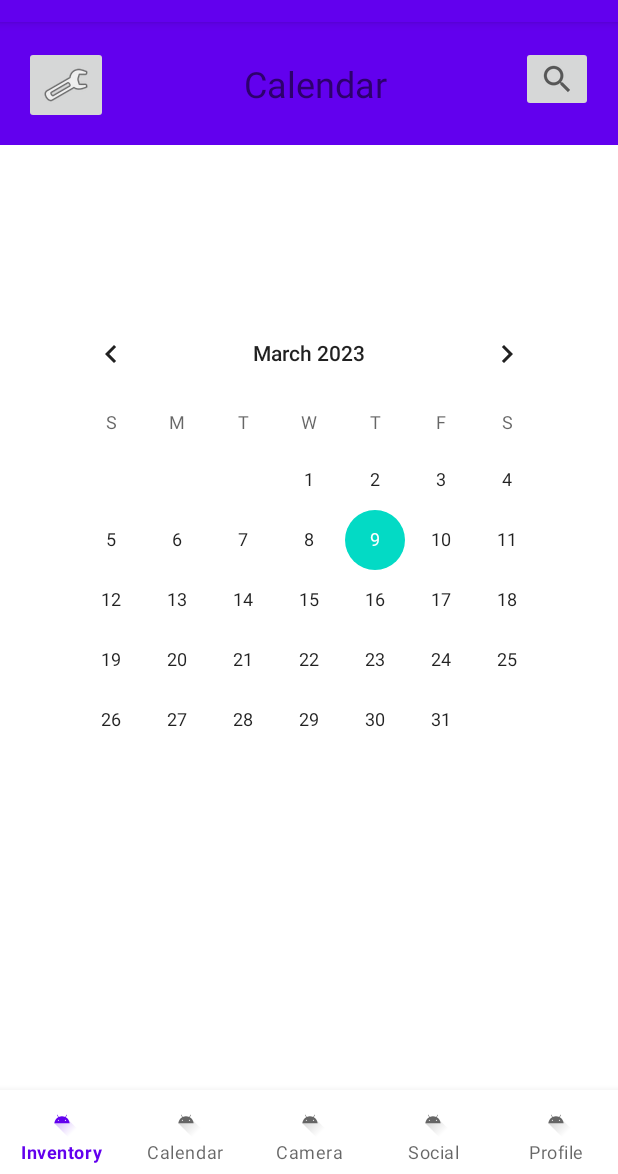
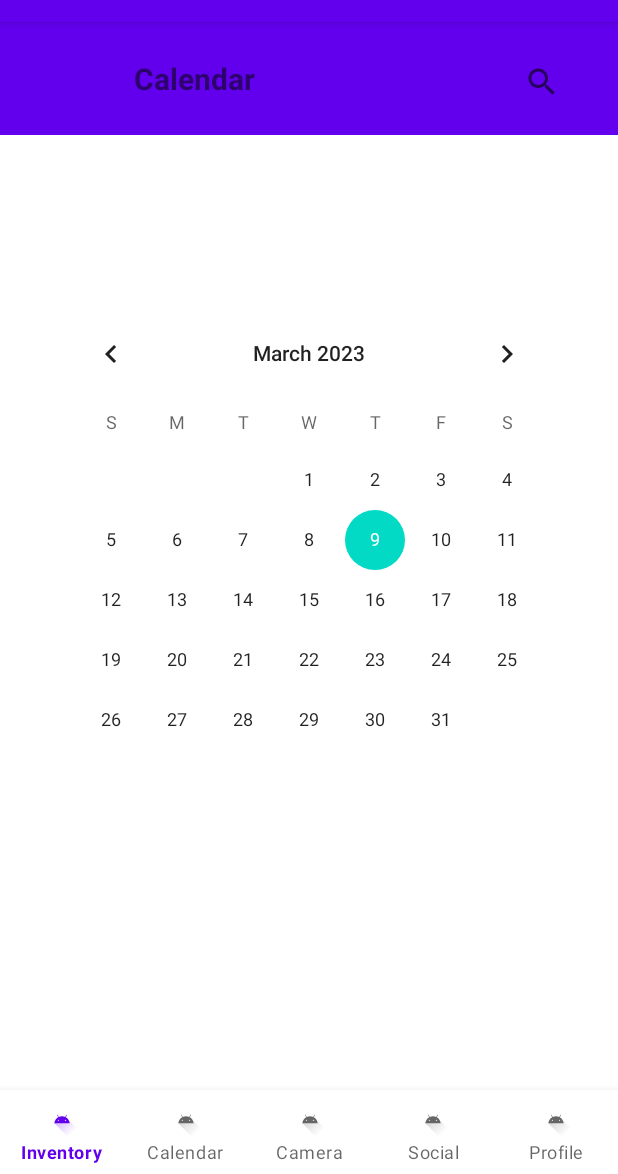
Before and after one commit to anton-gendra/plant-planner, an Android app: the Calendar screen opened directly, with no data from a screen before it, on a phone screen of 412 x 824 dp, the part 62-1236 px from its top. Run offline under Robolectric (Android 15) with nearby library versions, the phone set to English and light mode, and no system bars.

Commit message:
Update calendar view toolbar

```diff
--- a/app/src/main/res/layout/activity_calendar.xml
+++ b/app/src/main/res/layout/activity_calendar.xml
@@ -24,60 +24,44 @@
         app:layout_constraintStart_toStartOf="parent"
         app:layout_constraintTop_toTopOf="parent" />
 
-    <com.google.android.material.appbar.MaterialToolbar
-        android:id="@+id/materialToolbar"
-        android:layout_width="415dp"
-        android:layout_height="82dp"
-        android:layout_marginBottom="83dp"
+
+    <androidx.appcompat.widget.Toolbar
+        android:id="@+id/toolbar"
+        android:layout_width="412dp"
+        android:layout_height="75dp"
         android:background="?attr/colorPrimary"
         android:minHeight="?attr/actionBarSize"
         android:theme="?attr/actionBarTheme"
-        app:layout_constraintBottom_toTopOf="@+id/calendarView"
         app:layout_constraintEnd_toEndOf="parent"
-        app:layout_constraintHorizontal_bias="0.0"
+        app:layout_constraintHorizontal_bias="1.0"
         app:layout_constraintStart_toStartOf="parent"
-        app:layout_constraintTop_toTopOf="parent"
-        app:layout_constraintVertical_bias="0.0" />
+        app:layout_constraintTop_toTopOf="parent" />
 
-    <ImageButton
-        android:id="@+id/imageButton6"
-        android:layout_width="wrap_content"
-        android:layout_height="wrap_content"
-        android:layout_marginTop="16dp"
-        app:layout_constraintBottom_toBottomOf="@+id/materialToolbar"
-        app:layout_constraintEnd_toEndOf="parent"
-        app:layout_constraintHorizontal_bias="0.955"
-        app:layout_constraintStart_toStartOf="parent"
-        app:layout_constraintTop_toTopOf="@+id/materialToolbar"
-        app:layout_constraintVertical_bias="0.0"
-        app:srcCompat="?android:attr/actionModeWebSearchDrawable" />
-
-    <ImageButton
-        android:id="@+id/imageButton7"
-        android:layout_width="wrap_content"
-        android:layout_height="wrap_content"
-        android:layout_marginStart="16dp"
-        android:layout_marginLeft="16dp"
-        android:layout_marginTop="16dp"
-        app:layout_constraintBottom_toBottomOf="@+id/materialToolbar"
-        app:layout_constraintEnd_toStartOf="@+id/imageButton6"
-        app:layout_constraintHorizontal_bias="0.0"
-        app:layout_constraintStart_toStartOf="parent"
-        app:layout_constraintTop_toTopOf="@+id/materialToolbar"
-        app:layout_constraintVertical_bias="0.0"
-        app:srcCompat="@android:drawable/ic_menu_manage" />
 
     <TextView
         android:id="@+id/textView"
-        android:layout_width="108dp"
-        android:layout_height="36dp"
+        android:layout_width="99dp"
+        android:layout_height="35dp"
+        android:layout_marginTop="24dp"
         android:text="Calendar"
-        android:gravity="center"
-        android:textSize="24sp"
-        app:layout_constraintBottom_toBottomOf="@+id/materialToolbar"
-        app:layout_constraintEnd_toStartOf="@+id/imageButton6"
-        app:layout_constraintStart_toEndOf="@+id/imageButton7"
-        app:layout_constraintTop_toTopOf="@+id/materialToolbar" />
+        android:textSize="20sp"
+        android:textStyle="bold"
+        app:layout_constraintEnd_toStartOf="@+id/searchView2"
+        app:layout_constraintHorizontal_bias="0.375"
+        app:layout_constraintStart_toStartOf="@+id/toolbar"
+        app:layout_constraintTop_toTopOf="parent" />
+
+    <SearchView
+        android:id="@+id/searchView2"
+        android:layout_width="55dp"
+        android:layout_height="31dp"
+        android:layout_marginTop="24dp"
+        app:layout_constraintEnd_toEndOf="parent"
+        app:layout_constraintHorizontal_bias="0.946"
+        app:layout_constraintStart_toStartOf="parent"
+        app:layout_constraintTop_toTopOf="parent" />
+
+
 
 
 </androidx.constraintlayout.widget.ConstraintLayout>
```
